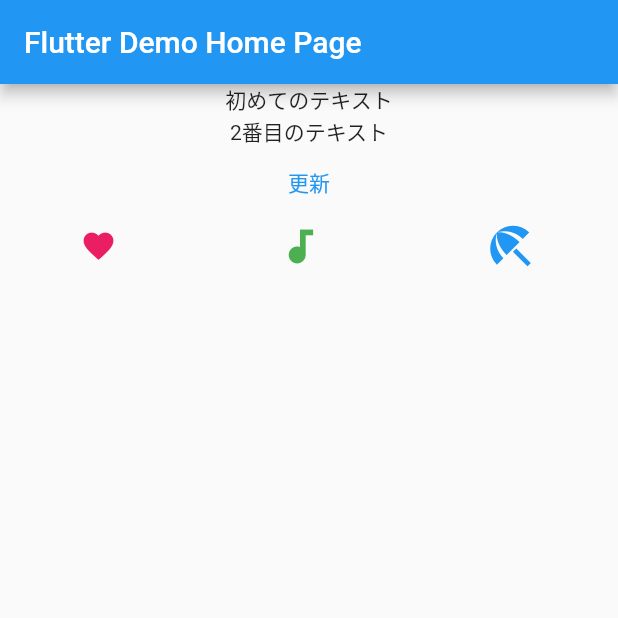
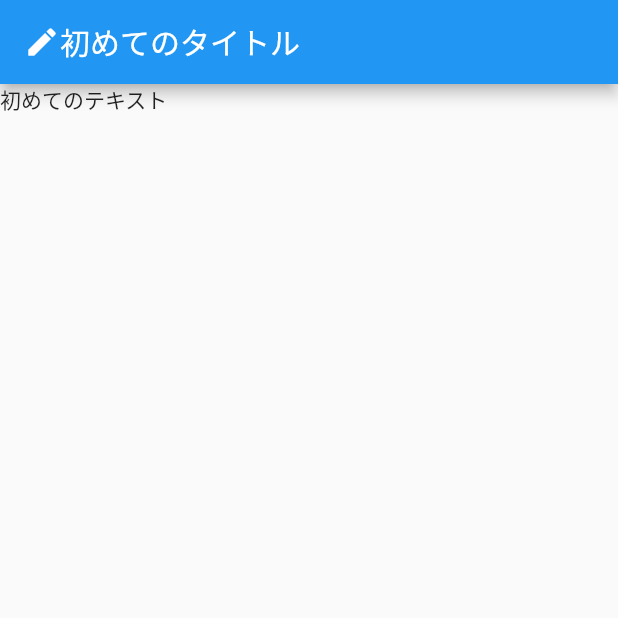
Before and after one commit to waku1123/flutter_zenn_study, a Flutter app: the screen it shows after launch, on a phone screen of 412 x 824 dp, the top half of it. Run offline on Flutter 3.47's test engine with Material 2 defaults, Android fonts, the light colour scheme and no system bars.

Commit message:
edit AppBar

```diff
--- a/lib/main.dart
+++ b/lib/main.dart
@@ -41,38 +41,15 @@ class _MyHomePageState extends State<MyHomePage> {
   Widget build(BuildContext context) {
     return Scaffold(
       appBar: AppBar(
-        title: Text(widget.title),
+        // title: Text(widget.title),
+        title: Row(
+          children: [
+            Icon(Icons.create),
+            Text("初めてのタイトル"),
+          ]
+        )
       ),
-      body: Column(
-        children: [
-          Text("初めてのテキスト"),
-          Text("2番目のテキスト"),
-          TextButton(
-            onPressed: () => {print("ボタンが押されたよ")},
-            child: Text("更新"),
-          ),
-          Row(
-            mainAxisAlignment: MainAxisAlignment.spaceAround,
-            children: [
-              Icon(
-                Icons.favorite,
-                color: Colors.pink,
-                size: 24.0,
-              ),
-              Icon(
-                Icons.audiotrack,
-                color: Colors.green,
-                size: 30.0,
-              ),
-              Icon(
-                Icons.beach_access,
-                color: Colors.blue,
-                size: 36.0,
-              ),
-            ]
-          )
-        ]
-      )
+      body: Text("初めてのテキスト"),
     );
   }
 }
```
